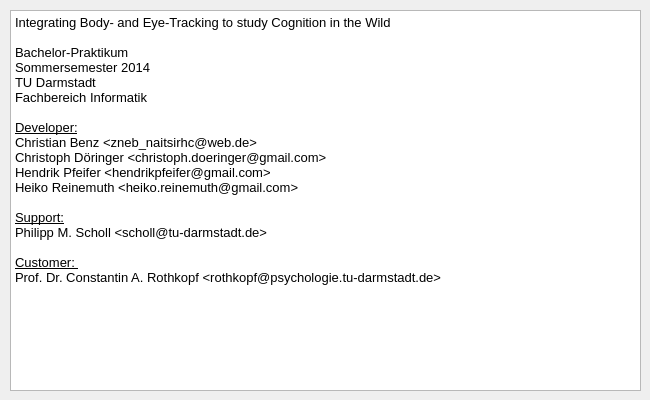
wearablesLab14/human_cognition, file ui/dialog_about.ui: the form before one commit.
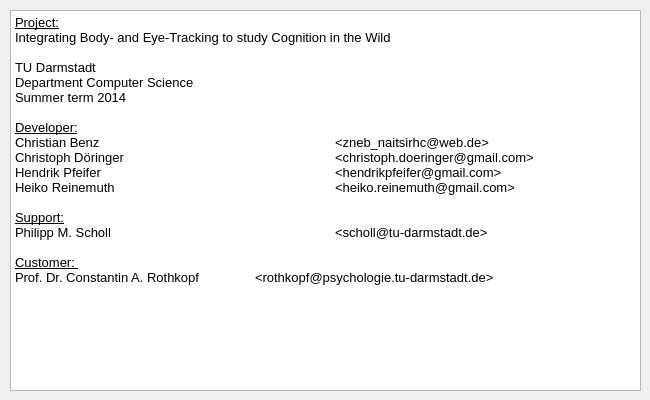
The form after the commit.

```diff
--- a/ui/dialog_about.ui
+++ b/ui/dialog_about.ui
@@ -42,24 +42,24 @@
 &lt;html&gt;&lt;head&gt;&lt;meta name=&quot;qrichtext&quot; content=&quot;1&quot; /&gt;&lt;style type=&quot;text/css&quot;&gt;
 p, li { white-space: pre-wrap; }
 &lt;/style&gt;&lt;/head&gt;&lt;body style=&quot; font-family:'Ubuntu'; font-size:11pt; font-weight:400; font-style:normal;&quot;&gt;
+&lt;p style=&quot; margin-top:0px; margin-bottom:0px; margin-left:0px; margin-right:0px; -qt-block-indent:0; text-indent:0px;&quot;&gt;&lt;span style=&quot; font-size:10pt; text-decoration: underline;&quot;&gt;Project:&lt;/span&gt;&lt;/p&gt;
 &lt;p style=&quot; margin-top:0px; margin-bottom:0px; margin-left:0px; margin-right:0px; -qt-block-indent:0; text-indent:0px;&quot;&gt;&lt;span style=&quot; font-family:'Liberation Mono'; font-size:10pt;&quot;&gt;Integrating Body- and Eye-Tracking to study Cognition in the Wild&lt;/span&gt;&lt;/p&gt;
 &lt;p style=&quot;-qt-paragraph-type:empty; margin-top:0px; margin-bottom:0px; margin-left:0px; margin-right:0px; -qt-block-indent:0; text-indent:0px; font-family:'Liberation Mono'; font-size:10pt;&quot;&gt;&lt;br /&gt;&lt;/p&gt;
-&lt;p style=&quot; margin-top:0px; margin-bottom:0px; margin-left:0px; margin-right:0px; -qt-block-indent:0; text-indent:0px;&quot;&gt;&lt;span style=&quot; font-family:'Liberation Mono'; font-size:10pt;&quot;&gt;Bachelor-Praktikum &lt;/span&gt;&lt;/p&gt;
-&lt;p style=&quot; margin-top:0px; margin-bottom:0px; margin-left:0px; margin-right:0px; -qt-block-indent:0; text-indent:0px;&quot;&gt;&lt;span style=&quot; font-family:'Liberation Mono'; font-size:10pt;&quot;&gt;Sommersemester 2014 &lt;/span&gt;&lt;/p&gt;
 &lt;p style=&quot; margin-top:0px; margin-bottom:0px; margin-left:0px; margin-right:0px; -qt-block-indent:0; text-indent:0px;&quot;&gt;&lt;span style=&quot; font-family:'Liberation Mono'; font-size:10pt;&quot;&gt;TU Darmstadt&lt;/span&gt;&lt;/p&gt;
-&lt;p style=&quot; margin-top:0px; margin-bottom:0px; margin-left:0px; margin-right:0px; -qt-block-indent:0; text-indent:0px;&quot;&gt;&lt;span style=&quot; font-family:'Liberation Mono'; font-size:10pt;&quot;&gt;Fachbereich Informatik &lt;/span&gt;&lt;/p&gt;
+&lt;p style=&quot; margin-top:0px; margin-bottom:0px; margin-left:0px; margin-right:0px; -qt-block-indent:0; text-indent:0px;&quot;&gt;&lt;span style=&quot; font-family:'Liberation Mono'; font-size:10pt;&quot;&gt;Department Computer Science &lt;/span&gt;&lt;/p&gt;
+&lt;p style=&quot; margin-top:0px; margin-bottom:0px; margin-left:0px; margin-right:0px; -qt-block-indent:0; text-indent:0px;&quot;&gt;&lt;span style=&quot; font-family:'Liberation Mono'; font-size:10pt;&quot;&gt;Summer term 2014 &lt;/span&gt;&lt;/p&gt;
 &lt;p style=&quot;-qt-paragraph-type:empty; margin-top:0px; margin-bottom:0px; margin-left:0px; margin-right:0px; -qt-block-indent:0; text-indent:0px; font-family:'Liberation Mono'; font-size:10pt;&quot;&gt;&lt;br /&gt;&lt;/p&gt;
 &lt;p style=&quot; margin-top:0px; margin-bottom:0px; margin-left:0px; margin-right:0px; -qt-block-indent:0; text-indent:0px;&quot;&gt;&lt;span style=&quot; font-family:'Liberation Mono'; font-size:10pt; text-decoration: underline;&quot;&gt;Developer:&lt;/span&gt;&lt;/p&gt;
-&lt;p style=&quot; margin-top:0px; margin-bottom:0px; margin-left:0px; margin-right:0px; -qt-block-indent:0; text-indent:0px;&quot;&gt;&lt;span style=&quot; font-family:'Liberation Mono'; font-size:10pt;&quot;&gt;Christian Benz &amp;lt;zneb_naitsirhc@web.de&amp;gt;&lt;/span&gt;&lt;/p&gt;
-&lt;p style=&quot; margin-top:0px; margin-bottom:0px; margin-left:0px; margin-right:0px; -qt-block-indent:0; text-indent:0px;&quot;&gt;&lt;span style=&quot; font-family:'Liberation Mono'; font-size:10pt;&quot;&gt;Christoph Döringer &amp;lt;christoph.doeringer@gmail.com&amp;gt;&lt;/span&gt;&lt;/p&gt;
-&lt;p style=&quot; margin-top:0px; margin-bottom:0px; margin-left:0px; margin-right:0px; -qt-block-indent:0; text-indent:0px;&quot;&gt;&lt;span style=&quot; font-family:'Liberation Mono'; font-size:10pt;&quot;&gt;Hendrik Pfeifer &amp;lt;hendrikpfeifer@gmail.com&amp;gt;&lt;/span&gt;&lt;/p&gt;
-&lt;p style=&quot; margin-top:0px; margin-bottom:0px; margin-left:0px; margin-right:0px; -qt-block-indent:0; text-indent:0px;&quot;&gt;&lt;span style=&quot; font-family:'Liberation Mono'; font-size:10pt;&quot;&gt;Heiko Reinemuth &amp;lt;heiko.reinemuth@gmail.com&amp;gt;&lt;/span&gt;&lt;/p&gt;
+&lt;p style=&quot; margin-top:0px; margin-bottom:0px; margin-left:0px; margin-right:0px; -qt-block-indent:0; text-indent:0px;&quot;&gt;&lt;span style=&quot; font-family:'Liberation Mono'; font-size:10pt;&quot;&gt;Christian Benz 			&amp;lt;zneb_naitsirhc@web.de&amp;gt;&lt;/span&gt;&lt;/p&gt;
+&lt;p style=&quot; margin-top:0px; margin-bottom:0px; margin-left:0px; margin-right:0px; -qt-block-indent:0; text-indent:0px;&quot;&gt;&lt;span style=&quot; font-family:'Liberation Mono'; font-size:10pt;&quot;&gt;Christoph Döringer 			&amp;lt;christoph.doeringer@gmail.com&amp;gt;&lt;/span&gt;&lt;/p&gt;
+&lt;p style=&quot; margin-top:0px; margin-bottom:0px; margin-left:0px; margin-right:0px; -qt-block-indent:0; text-indent:0px;&quot;&gt;&lt;span style=&quot; font-family:'Liberation Mono'; font-size:10pt;&quot;&gt;Hendrik Pfeifer 			&amp;lt;hendrikpfeifer@gmail.com&amp;gt;&lt;/span&gt;&lt;/p&gt;
+&lt;p style=&quot; margin-top:0px; margin-bottom:0px; margin-left:0px; margin-right:0px; -qt-block-indent:0; text-indent:0px;&quot;&gt;&lt;span style=&quot; font-family:'Liberation Mono'; font-size:10pt;&quot;&gt;Heiko Reinemuth 			&amp;lt;heiko.reinemuth@gmail.com&amp;gt;&lt;/span&gt;&lt;/p&gt;
 &lt;p style=&quot;-qt-paragraph-type:empty; margin-top:0px; margin-bottom:0px; margin-left:0px; margin-right:0px; -qt-block-indent:0; text-indent:0px; font-family:'Liberation Mono'; font-size:10pt;&quot;&gt;&lt;br /&gt;&lt;/p&gt;
 &lt;p style=&quot; margin-top:0px; margin-bottom:0px; margin-left:0px; margin-right:0px; -qt-block-indent:0; text-indent:0px;&quot;&gt;&lt;span style=&quot; font-family:'Liberation Mono'; font-size:10pt; text-decoration: underline;&quot;&gt;Support:&lt;/span&gt;&lt;/p&gt;
-&lt;p style=&quot; margin-top:0px; margin-bottom:0px; margin-left:0px; margin-right:0px; -qt-block-indent:0; text-indent:0px;&quot;&gt;&lt;span style=&quot; font-family:'Liberation Mono'; font-size:10pt;&quot;&gt;Philipp M. Scholl &amp;lt;scholl@tu-darmstadt.de&amp;gt;&lt;/span&gt;&lt;/p&gt;
+&lt;p style=&quot; margin-top:0px; margin-bottom:0px; margin-left:0px; margin-right:0px; -qt-block-indent:0; text-indent:0px;&quot;&gt;&lt;span style=&quot; font-family:'Liberation Mono'; font-size:10pt;&quot;&gt;Philipp M. Scholl 			&amp;lt;scholl@tu-darmstadt.de&amp;gt;&lt;/span&gt;&lt;/p&gt;
 &lt;p style=&quot;-qt-paragraph-type:empty; margin-top:0px; margin-bottom:0px; margin-left:0px; margin-right:0px; -qt-block-indent:0; text-indent:0px; font-family:'Liberation Mono'; font-size:10pt;&quot;&gt;&lt;br /&gt;&lt;/p&gt;
 &lt;p style=&quot; margin-top:0px; margin-bottom:0px; margin-left:0px; margin-right:0px; -qt-block-indent:0; text-indent:0px;&quot;&gt;&lt;span style=&quot; font-family:'Liberation Mono'; font-size:10pt; text-decoration: underline;&quot;&gt;Customer: &lt;/span&gt;&lt;/p&gt;
-&lt;p style=&quot; margin-top:0px; margin-bottom:0px; margin-left:0px; margin-right:0px; -qt-block-indent:0; text-indent:0px;&quot;&gt;&lt;span style=&quot; font-family:'Liberation Mono'; font-size:10pt;&quot;&gt;Prof. Dr. Constantin A. Rothkopf &amp;lt;rothkopf@psychologie.tu-darmstadt.de&amp;gt;&lt;/span&gt;&lt;/p&gt;
+&lt;p style=&quot; margin-top:0px; margin-bottom:0px; margin-left:0px; margin-right:0px; -qt-block-indent:0; text-indent:0px;&quot;&gt;&lt;span style=&quot; font-family:'Liberation Mono'; font-size:10pt;&quot;&gt;Prof. Dr. Constantin A. Rothkopf 	&amp;lt;rothkopf@psychologie.tu-darmstadt.de&amp;gt;&lt;/span&gt;&lt;/p&gt;
 &lt;p style=&quot;-qt-paragraph-type:empty; margin-top:0px; margin-bottom:0px; margin-left:0px; margin-right:0px; -qt-block-indent:0; text-indent:0px; font-family:'Liberation Mono'; font-size:10pt;&quot;&gt;&lt;br /&gt;&lt;/p&gt;&lt;/body&gt;&lt;/html&gt;</string>
       </property>
      </widget>
```
